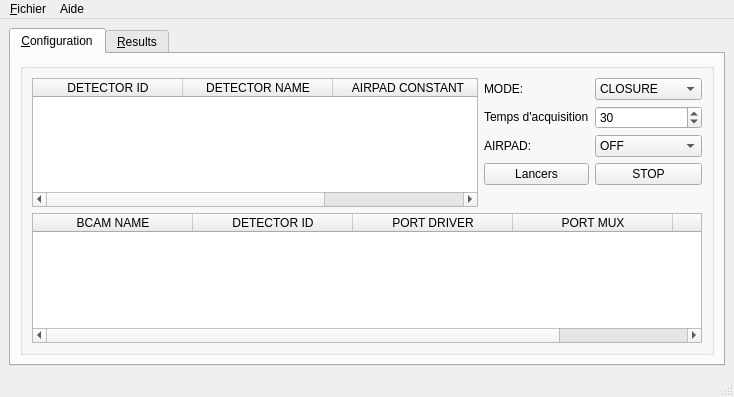
Old version of the form ADEPO/ATLAS_BCAM.ui in the repository CERN/atlas-adepo.
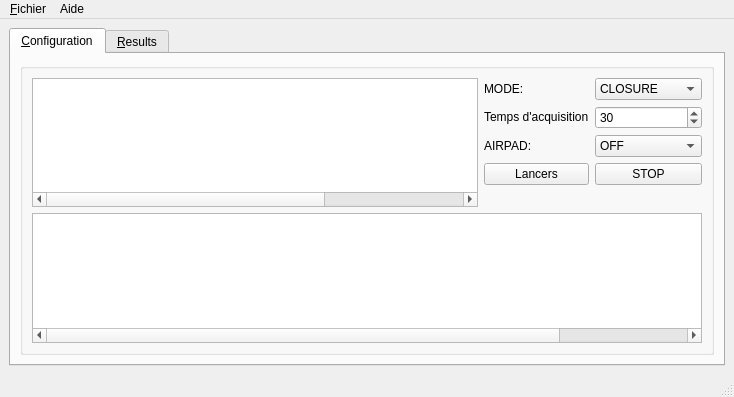
New version of the form. The open tabs and pages were chosen to show the change. Icons and pictures are not drawn.

```diff
--- a/ADEPO/ATLAS_BCAM.ui
+++ b/ADEPO/ATLAS_BCAM.ui
@@ -96,7 +96,7 @@
                   <bool>true</bool>
                  </property>
                  <attribute name="horizontalHeaderVisible">
-                  <bool>true</bool>
+                  <bool>false</bool>
                  </attribute>
                  <attribute name="horizontalHeaderCascadingSectionResizes">
                   <bool>false</bool>
@@ -323,7 +323,7 @@
                 <bool>true</bool>
                </property>
                <attribute name="horizontalHeaderVisible">
-                <bool>true</bool>
+                <bool>false</bool>
                </attribute>
                <attribute name="horizontalHeaderDefaultSectionSize">
                 <number>160</number>
```
Left out of the diff: 2 changed lines with no effect on the pictures.
